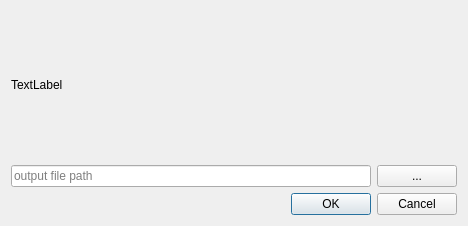
Above: ui/ui_polygon_export.ui from dabachma/promaides_gis_tools before the change. Below: the same form after it.
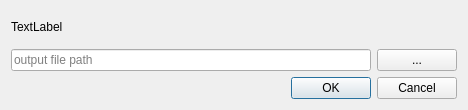
That is the form after the change.

The edit to the form file:
```diff
--- a/ui/ui_polygon_export.ui
+++ b/ui/ui_polygon_export.ui
@@ -7,7 +7,7 @@
     <x>0</x>
     <y>0</y>
     <width>468</width>
-    <height>226</height>
+    <height>110</height>
    </rect>
   </property>
   <property name="windowTitle">
```
Left out of the diff: 3 changed lines with no effect on the pictures.
